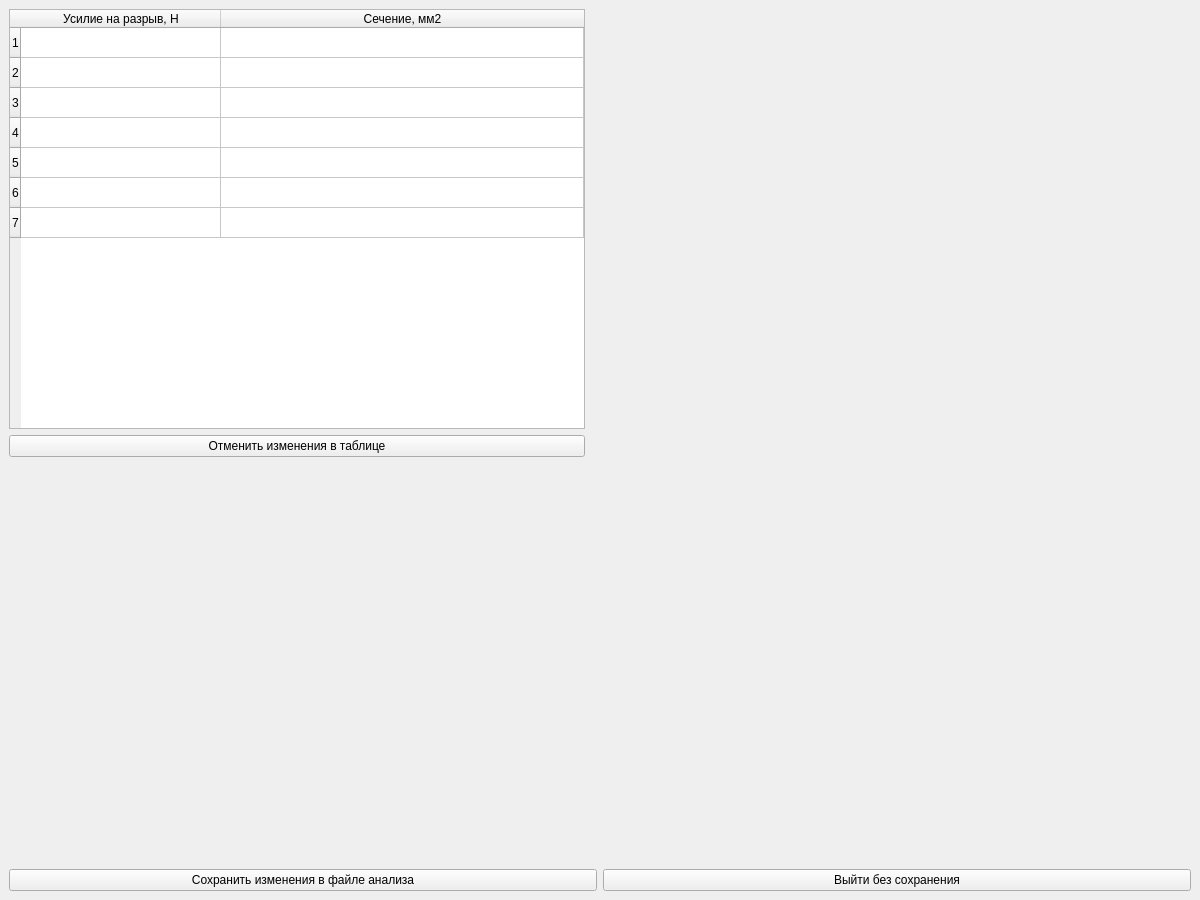
Before: the Qt Designer form UI's/EditWindow.ui in gruzdev-as/Least_square_app, drawn with Qt 5.
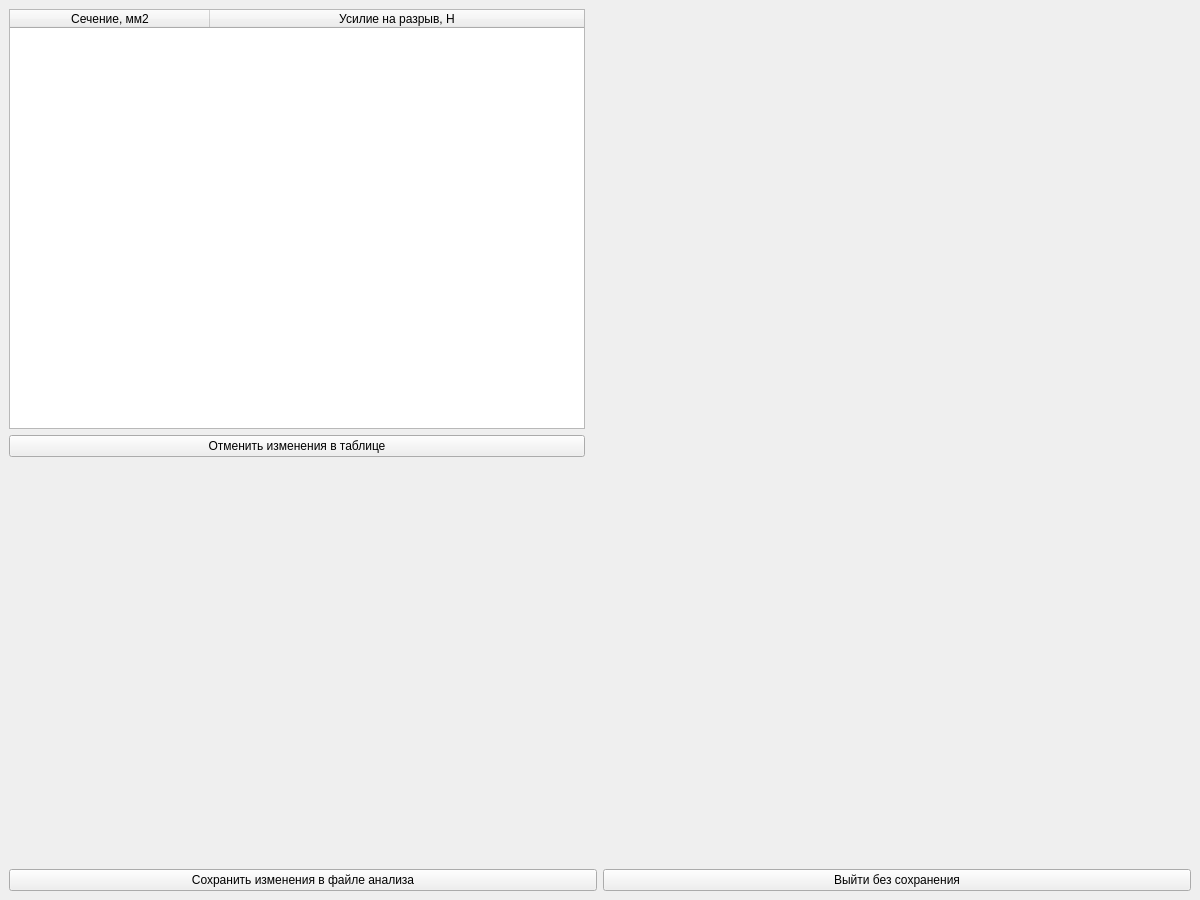
After: the same form once the commit is applied.

```diff
--- a/UI's/EditWindow.ui
+++ b/UI's/EditWindow.ui
@@ -54,51 +54,16 @@
           <attribute name="horizontalHeaderStretchLastSection">
            <bool>true</bool>
           </attribute>
-          <row>
-           <property name="text">
-            <string>1</string>
-           </property>
-          </row>
-          <row>
-           <property name="text">
-            <string>2</string>
-           </property>
-          </row>
-          <row>
-           <property name="text">
-            <string>3</string>
-           </property>
-          </row>
-          <row>
-           <property name="text">
-            <string>4</string>
-           </property>
-          </row>
-          <row>
-           <property name="text">
-            <string>5</string>
-           </property>
-          </row>
-          <row>
-           <property name="text">
-            <string>6</string>
-           </property>
-          </row>
-          <row>
-           <property name="text">
-            <string>7</string>
-           </property>
-          </row>
-          <column>
-           <property name="text">
-            <string>Усилие на разрыв, Н</string>
-           </property>
-          </column>
           <column>
            <property name="text">
             <string>Сечение, мм2</string>
            </property>
           </column>
+          <column>
+           <property name="text">
+            <string>Усилие на разрыв, Н</string>
+           </property>
+          </column>
          </widget>
         </item>
         <item>
```
